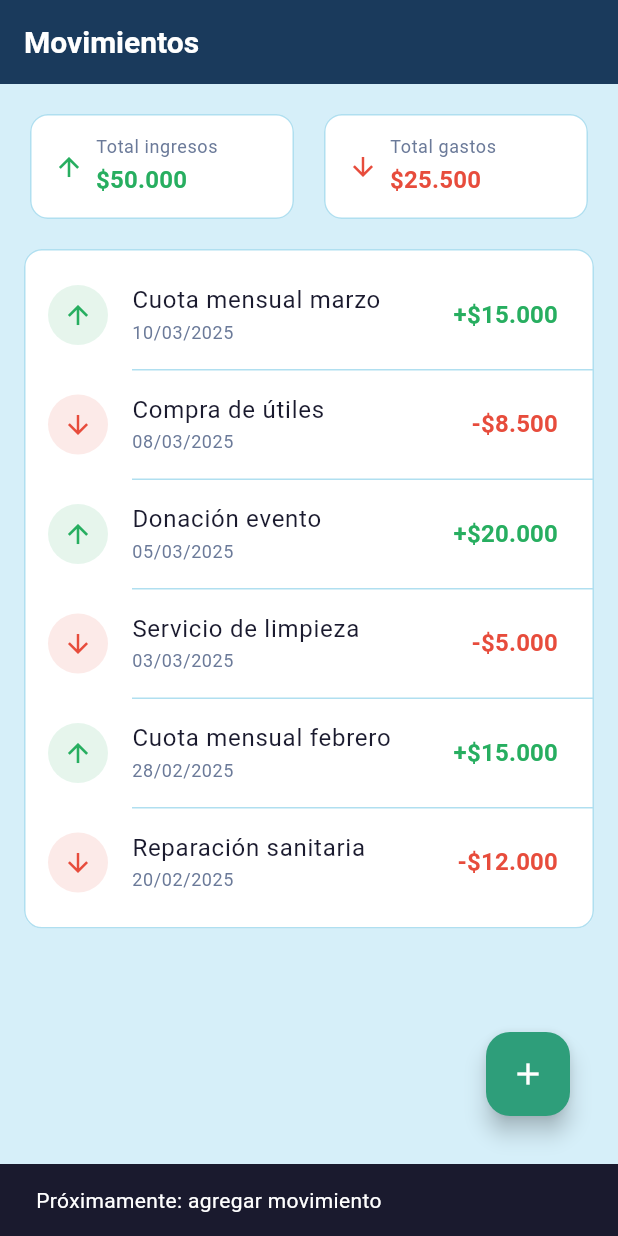
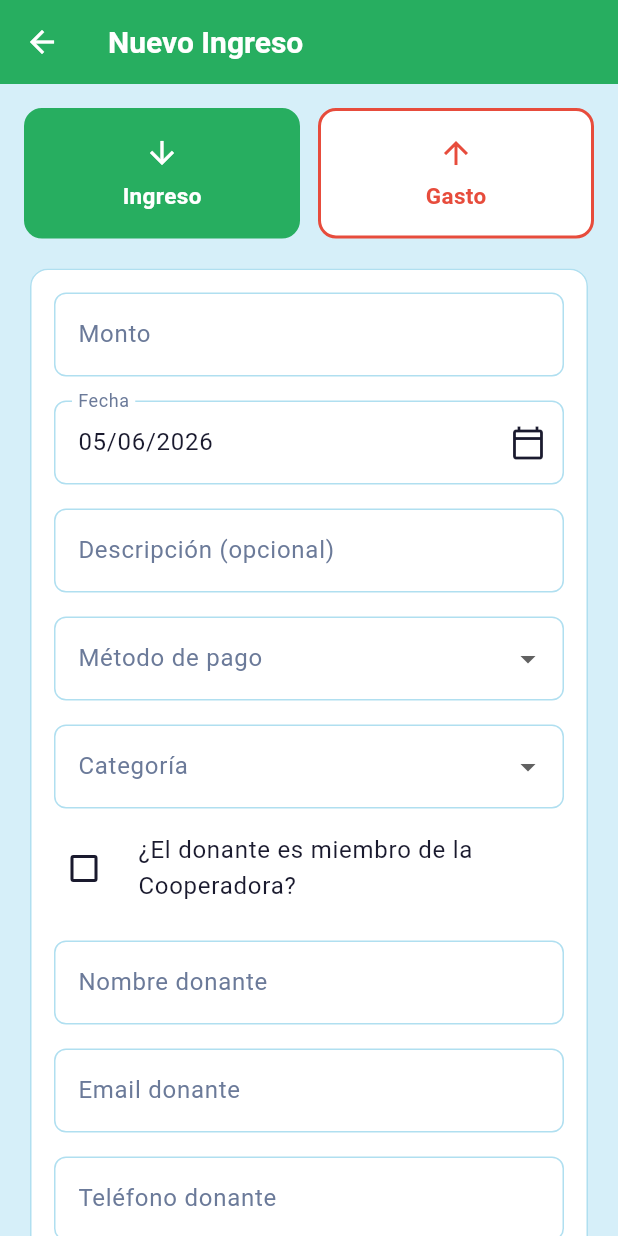
Before and after one commit to cooperadoraeest4app/cooperadora_app, a Flutter app: the screen it shows after launch, after a tap on the "add" icon, on a phone screen of 412 x 824 dp. Run offline on Flutter 3.47's test engine with Material 3 defaults, Android fonts, the light colour scheme and no system bars; our stand-ins replace cloud_firestore, file_picker, firebase_core; accounts and stored records are empty.

Commit message:
Formulario de ingreso y gasto con comprobante

```diff
--- /dev/null
+++ b/lib/features/ingresos/presentation/screens/agregar_movimiento_screen.dart
@@ -0,0 +1,480 @@
+import 'package:file_picker/file_picker.dart';
+import 'package:flutter/material.dart';
+import 'package:flutter/services.dart';
+import '../../../../core/theme/app_theme.dart';
+
+const _metodosPago = [
+  'Efectivo',
+  'Transferencia',
+  'Débito',
+  'Crédito',
+  'Cheque',
+];
+
+const _categoriasIngreso = [
+  'Cuota',
+  'Donación',
+  'Evento',
+  'Rifas',
+  'Subsidio',
+  'Otros',
+];
+
+const _categoriasGasto = [
+  'Útiles',
+  'Mantenimiento',
+  'Servicios',
+  'Personal',
+  'Eventos',
+  'Otros',
+];
+
+class AgregarMovimientoScreen extends StatefulWidget {
+  const AgregarMovimientoScreen({super.key});
+
+  @override
+  State<AgregarMovimientoScreen> createState() =>
+      _AgregarMovimientoScreenState();
+}
+
+class _AgregarMovimientoScreenState extends State<AgregarMovimientoScreen> {
+  final _formKey = GlobalKey<FormState>();
+
+  String _tipo = 'ingreso';
+  DateTime _fecha = DateTime.now();
+  String? _metodoPago;
+  String? _categoria;
+  bool _esMiembro = false;
+  String? _socioSeleccionado;
+  String? _nombreComprobante;
+
+  final _montoController = TextEditingController();
+  final _descripcionController = TextEditingController();
+  final _fechaController = TextEditingController();
+  final _donanteController = TextEditingController();
+  final _emailController = TextEditingController();
+  final _telefonoController = TextEditingController();
+
+  @override
+  void initState() {
+    super.initState();
+    _fechaController.text = _formatFecha(DateTime.now());
+  }
+
+  @override
+  void dispose() {
+    _montoController.dispose();
+    _descripcionController.dispose();
+    _fechaController.dispose();
+    _donanteController.dispose();
+    _emailController.dispose();
+    _telefonoController.dispose();
+    super.dispose();
+  }
+
+  bool get _esIngreso => _tipo == 'ingreso';
+
+  Color get _colorActivo =>
+      _esIngreso ? AppTheme.verdeIngreso : AppTheme.rojoGasto;
+
+  List<String> get _categorias =>
+      _esIngreso ? _categoriasIngreso : _categoriasGasto;
+
+  String _formatFecha(DateTime d) =>
+      '${d.day.toString().padLeft(2, '0')}/'
+      '${d.month.toString().padLeft(2, '0')}/'
+      '${d.year}';
+
+  void _cambiarTipo(String tipo) {
+    if (_tipo == tipo) return;
+    setState(() {
+      _tipo = tipo;
+      _categoria = null;
+    });
+  }
+
+  Future<void> _seleccionarFecha() async {
+    final picked = await showDatePicker(
+      context: context,
+      initialDate: _fecha,
+      firstDate: DateTime(2020),
+      lastDate: DateTime.now(),
+    );
+    if (picked != null) {
+      setState(() {
+        _fecha = picked;
+        _fechaController.text = _formatFecha(picked);
+      });
+    }
+  }
+
+  void _guardar() {
+    if (!_formKey.currentState!.validate()) return;
+    ScaffoldMessenger.of(context).showSnackBar(
+      const SnackBar(
+        content: Text(
+            'Movimiento guardado (próximamente conectado a Firestore)'),
+      ),
+    );
+    Navigator.pop(context);
+  }
+
+  @override
+  Widget build(BuildContext context) {
+    return Scaffold(
+      appBar: AppBar(
+        backgroundColor: _colorActivo,
+        foregroundColor: AppTheme.blanco,
+        iconTheme: const IconThemeData(color: AppTheme.blanco),
+        titleTextStyle: const TextStyle(
+          color: AppTheme.blanco,
+          fontSize: 20,
+          fontWeight: FontWeight.w600,
+        ),
+        title: Text(_esIngreso ? 'Nuevo Ingreso' : 'Nuevo Gasto'),
+      ),
+      body: SingleChildScrollView(
+        padding: const EdgeInsets.all(16),
+        child: Form(
+          key: _formKey,
+          child: Column(
+            crossAxisAlignment: CrossAxisAlignment.stretch,
+            children: [
+              _buildSelectorTipo(),
+              const SizedBox(height: 16),
+              _buildFormCard(),
+              const SizedBox(height: 16),
+              ElevatedButton(
+                style: ElevatedButton.styleFrom(
+                  backgroundColor: _colorActivo,
+                  foregroundColor: AppTheme.blanco,
+                  padding: const EdgeInsets.symmetric(vertical: 16),
+                  shape: const RoundedRectangleBorder(
+                    borderRadius: BorderRadius.all(Radius.circular(8)),
+                  ),
+                ),
+                onPressed: _guardar,
+                child: Text(
+                  _esIngreso ? 'Guardar Ingreso' : 'Guardar Gasto',
+                  style: const TextStyle(
+                      fontSize: 16, fontWeight: FontWeight.w600),
+                ),
+              ),
+              const SizedBox(height: 32),
+            ],
+          ),
+        ),
+      ),
+    );
+  }
+
+  Widget _buildSelectorTipo() {
+    return Row(
+      children: [
+        Expanded(
+          child: _BotonTipo(
+            label: 'Ingreso',
+            icono: Icons.arrow_downward,
+            activo: _esIngreso,
+            color: AppTheme.verdeIngreso,
+            onTap: () => _cambiarTipo('ingreso'),
+          ),
+        ),
+        const SizedBox(width: 12),
+        Expanded(
+          child: _BotonTipo(
+            label: 'Gasto',
+            icono: Icons.arrow_upward,
+            activo: !_esIngreso,
+            color: AppTheme.rojoGasto,
+            onTap: () => _cambiarTipo('gasto'),
+          ),
+        ),
+      ],
+    );
+  }
+
+  Widget _buildFormCard() {
+    return Card(
+      child: Padding(
+        padding: const EdgeInsets.all(16),
+        child: Column(
+          crossAxisAlignment: CrossAxisAlignment.stretch,
+          children: [
+            TextFormField(
+              controller: _montoController,
+              keyboardType:
+                  const TextInputType.numberWithOptions(decimal: true),
+              inputFormatters: [
+                FilteringTextInputFormatter.allow(RegExp(r'[\d.]')),
+              ],
+              decoration: const InputDecoration(
+                labelText: 'Monto',
+                prefixText: '\$ ',
+              ),
+              validator: (v) {
+                if (v == null || v.isEmpty) return 'Ingresá el monto';
+                final parsed = double.tryParse(v);
+                if (parsed == null || parsed <= 0) {
+                  return 'Ingresá un monto válido';
+                }
+                return null;
+              },
+            ),
+            const SizedBox(height: 16),
+            TextFormField(
+              controller: _fechaController,
+              readOnly: true,
+              onTap: _seleccionarFecha,
+              decoration: const InputDecoration(
+                labelText: 'Fecha',
+                suffixIcon: Icon(Icons.calendar_today_outlined),
+              ),
+            ),
+            const SizedBox(height: 16),
+            TextFormField(
+              controller: _descripcionController,
+              decoration: const InputDecoration(
+                labelText: 'Descripción (opcional)',
+              ),
+            ),
+            const SizedBox(height: 16),
+            DropdownButtonFormField<String>(
+              initialValue: _metodoPago,
+              decoration:
+                  const InputDecoration(labelText: 'Método de pago'),
+              items: _metodosPago
+                  .map((m) =>
+                      DropdownMenuItem(value: m, child: Text(m)))
+                  .toList(),
+              onChanged: (v) => setState(() => _metodoPago = v),
+              validator: (v) =>
+                  v == null ? 'Seleccioná un método de pago' : null,
+            ),
+            const SizedBox(height: 16),
+            DropdownButtonFormField<String>(
+              key: ValueKey(_tipo),
+              initialValue: _categoria,
+              decoration: const InputDecoration(labelText: 'Categoría'),
+              items: _categorias
+                  .map((c) =>
+                      DropdownMenuItem(value: c, child: Text(c)))
+                  .toList(),
+              onChanged: (v) => setState(() => _categoria = v),
+              validator: (v) =>
+                  v == null ? 'Seleccioná una categoría' : null,
+            ),
+            if (_esIngreso) ..._buildCamposIngreso(),
+            _buildComprobante(),
+          ],
+        ),
+      ),
+    );
+  }
+
+  Future<void> _seleccionarFoto() async {
+    final result =
+        await FilePicker.pickFiles(type: FileType.image);
+    if (result != null && result.files.isNotEmpty) {
+      setState(() => _nombreComprobante = result.files.first.name);
+    }
+  }
+
+  Future<void> _adjuntarArchivo() async {
+    final result = await FilePicker.pickFiles(
+      type: FileType.custom,
+      allowedExtensions: ['jpg', 'jpeg', 'png', 'pdf'],
+    );
+    if (result != null && result.files.isNotEmpty) {
+      setState(() => _nombreComprobante = result.files.first.name);
+    }
+  }
+
+  Widget _buildComprobante() {
+    return Column(
+      crossAxisAlignment: CrossAxisAlignment.start,
+      children: [
+        const SizedBox(height: 20),
+        const Divider(),
+        const SizedBox(height: 8),
+        const Text(
+          'Comprobante (opcional)',
+          style: TextStyle(
+            color: AppTheme.textoSecundario,
+            fontSize: 13,
+            fontWeight: FontWeight.w500,
+          ),
+        ),
+        const SizedBox(height: 12),
+        if (_nombreComprobante != null) ...[
+          Container(
+            padding:
+                const EdgeInsets.symmetric(horizontal: 12, vertical: 8),
+            decoration: BoxDecoration(
+              color: _colorActivo.withAlpha(25),
+              borderRadius: const BorderRadius.all(Radius.circular(8)),
+              border: Border.all(color: _colorActivo.withAlpha(80)),
+            ),
+            child: Row(
+              children: [
+                Icon(Icons.insert_drive_file_outlined,
+                    size: 18, color: _colorActivo),
+                const SizedBox(width: 8),
+                Expanded(
+                  child: Text(
+                    _nombreComprobante!,
+                    style:
+                        TextStyle(color: _colorActivo, fontSize: 13),
+                    overflow: TextOverflow.ellipsis,
+                  ),
+                ),
+                GestureDetector(
+                  onTap: () =>
+                      setState(() => _nombreComprobante = null),
+                  child: const Icon(Icons.close,
+                      size: 18, color: AppTheme.textoSecundario),
+                ),
+              ],
+            ),
+          ),
+          const SizedBox(height: 12),
+        ],
+        Row(
+          children: [
+            Expanded(
+              child: OutlinedButton.icon(
+                style: OutlinedButton.styleFrom(
+                  foregroundColor: _colorActivo,
+                  side: BorderSide(color: _colorActivo),
+                  padding: const EdgeInsets.symmetric(vertical: 12),
+                ),
+                onPressed: _seleccionarFoto,
+                icon: const Icon(Icons.camera_alt, size: 18),
+                label: const Text('Sacar foto'),
+              ),
+            ),
+            const SizedBox(width: 12),
+            Expanded(
+              child: OutlinedButton.icon(
+                style: OutlinedButton.styleFrom(
+                  foregroundColor: _colorActivo,
+                  side: BorderSide(color: _colorActivo),
+                  padding: const EdgeInsets.symmetric(vertical: 12),
+                ),
+                onPressed: _adjuntarArchivo,
+                icon: const Icon(Icons.attach_file, size: 18),
+                label: const Text('Adjuntar archivo'),
+              ),
+            ),
+          ],
+        ),
+      ],
+    );
+  }
+
+  List<Widget> _buildCamposIngreso() {
+    return [
+      const SizedBox(height: 8),
+      CheckboxListTile(
+        contentPadding: EdgeInsets.zero,
+        title: const Text(
+            '¿El donante es miembro de la Cooperadora?'),
+        value: _esMiembro,
+        activeColor: AppTheme.verdeIngreso,
+        controlAffinity: ListTileControlAffinity.leading,
+        onChanged: (v) => setState(() {
+          _esMiembro = v ?? false;
+          _socioSeleccionado = null;
+          _donanteController.clear();
+          _emailController.clear();
+          _telefonoController.clear();
+        }),
+      ),
+      if (_esMiembro) ...[
+        const SizedBox(height: 8),
+        DropdownButtonFormField<String>(
+          initialValue: _socioSeleccionado,
+          decoration: const InputDecoration(labelText: 'Miembro'),
+          items: const [
+            DropdownMenuItem(value: 'yo', child: Text('Soy yo')),
+            DropdownMenuItem(
+                value: 'otro', child: Text('Otro miembro')),
+          ],
+          onChanged: (v) => setState(() => _socioSeleccionado = v),
+        ),
+      ] else ...[
+        const SizedBox(height: 16),
+        TextFormField(
+          controller: _donanteController,
+          decoration:
+              const InputDecoration(labelText: 'Nombre donante'),
+        ),
+        const SizedBox(height: 16),
+        TextFormField(
+          controller: _emailController,
+          keyboardType: TextInputType.emailAddress,
+          decoration:
+              const InputDecoration(labelText: 'Email donante'),
+        ),
+        const SizedBox(height: 16),
+        TextFormField(
+          controller: _telefonoController,
+          keyboardType: TextInputType.phone,
+          decoration:
+              const InputDecoration(labelText: 'Teléfono donante'),
+        ),
+      ],
+    ];
+  }
+}
+
+class _BotonTipo extends StatelessWidget {
+  const _BotonTipo({
+    required this.label,
+    required this.icono,
+    required this.activo,
+    required this.color,
+    required this.onTap,
+  });
+
+  final String label;
+  final IconData icono;
+  final bool activo;
+  final Color color;
+  final VoidCallback onTap;
+
+  @override
+  Widget build(BuildContext context) {
+    return GestureDetector(
+      onTap: onTap,
+      child: AnimatedContainer(
+        duration: const Duration(milliseconds: 200),
+        padding: const EdgeInsets.symmetric(vertical: 16),
+        decoration: BoxDecoration(
+          color: activo ? color : AppTheme.blanco,
+          borderRadius: const BorderRadius.all(Radius.circular(12)),
+          border: Border.all(color: color, width: 2),
+        ),
+        child: Column(
+          mainAxisSize: MainAxisSize.min,
+          children: [
+            Icon(
+              icono,
+              color: activo ? AppTheme.blanco : color,
+              size: 24,
+            ),
+            const SizedBox(height: 6),
+            Text(
+              label,
+              style: TextStyle(
+                color: activo ? AppTheme.blanco : color,
+                fontWeight: FontWeight.w600,
+                fontSize: 15,
+              ),
+            ),
+          ],
+        ),
+      ),
+    );
+  }
+}
--- a/lib/features/ingresos/presentation/screens/movimientos_screen.dart
+++ b/lib/features/ingresos/presentation/screens/movimientos_screen.dart
@@ -1,6 +1,7 @@
 import 'package:flutter/material.dart';
 import 'package:intl/intl.dart';
 import '../../../../core/theme/app_theme.dart';
+import 'agregar_movimiento_screen.dart';
 
 String _formatMonto(double monto) {
   final format = monto == monto.truncateToDouble()
@@ -91,9 +92,10 @@ class MovimientosScreen extends StatelessWidget {
           backgroundColor: AppTheme.verdeTeal,
           foregroundColor: AppTheme.blanco,
           onPressed: () {
-            ScaffoldMessenger.of(context).showSnackBar(
-              const SnackBar(
-                content: Text('Próximamente: agregar movimiento'),
+            Navigator.push(
+              context,
+              MaterialPageRoute(
+                builder: (_) => const AgregarMovimientoScreen(),
               ),
             );
           },
--- a/pubspec.yaml
+++ b/pubspec.yaml
@@ -39,6 +39,7 @@ dependencies:
   cloud_firestore: ^6.5.0
   firebase_storage: ^13.4.2
   intl: ^0.20.2
+  file_picker: ^11.0.2
 
 dev_dependencies:
   flutter_test:
```
Also changed, not shown: pubspec.lock, 1 other file.
